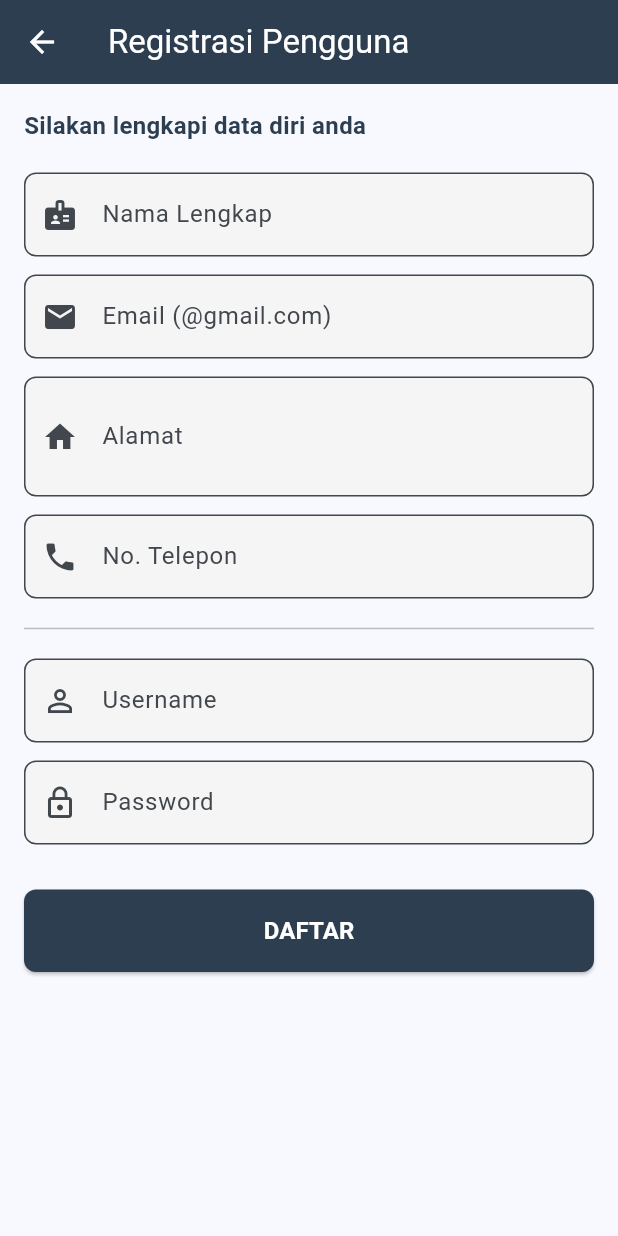
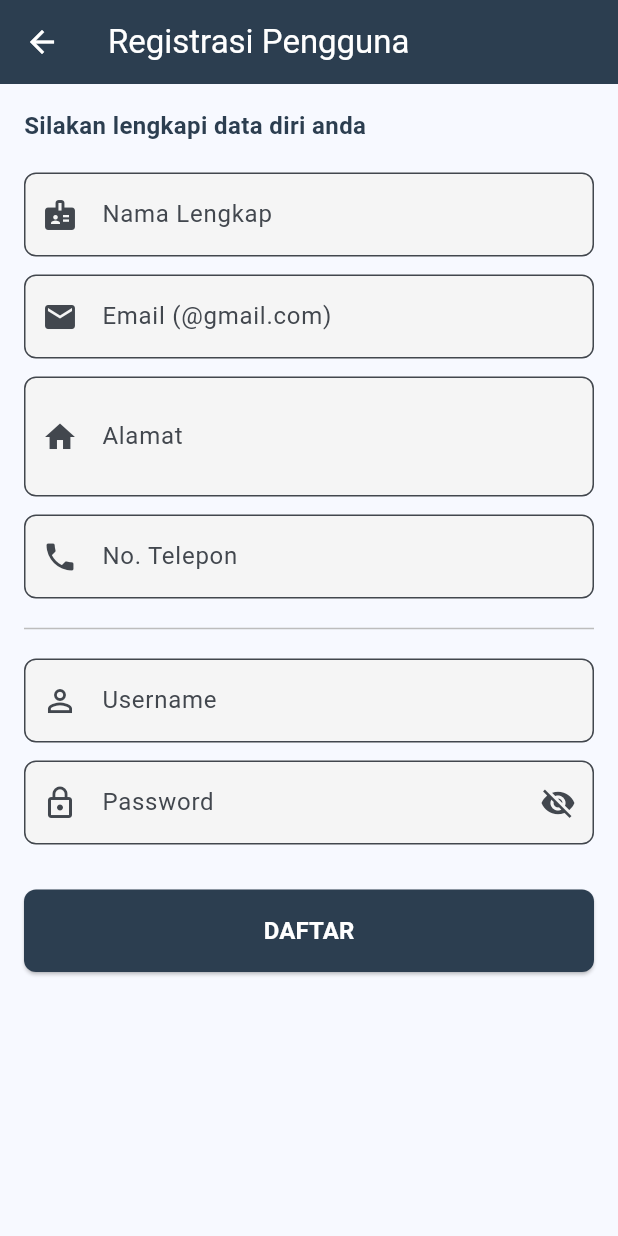
Before and after one commit to RafiiFirdaus/utspam_IF-5B_0024_film, a Flutter app: the screen it shows after launch, after a tap on "Daftar di sini", on a phone screen of 412 x 824 dp. Run offline on Flutter 3.47's test engine with Material 3 defaults, Android fonts, the phone set to English and light mode, and no system bars; our stand-ins replace shared_preferences, sqflite; accounts and stored records are empty.

Commit message:
menambahkan visibility pada form password saat login maupun register, guna mempermudah user dalam menginput password

```diff
--- a/lib/presentation/login_page.dart
+++ b/lib/presentation/login_page.dart
@@ -15,6 +15,7 @@ class _LoginPageState extends State<LoginPage> {
   final TextEditingController _usernameController = TextEditingController();
   final TextEditingController _passwordController = TextEditingController();
   final _formKey = GlobalKey<FormState>();
+  bool _isPasswordVisible = false;
 
   // fungsi login
   void _login() async {
@@ -97,10 +98,22 @@ class _LoginPageState extends State<LoginPage> {
                     // input password
                     TextFormField(
                       controller: _passwordController,
-                      obscureText: true,
-                      decoration: const InputDecoration(
+                      obscureText: !_isPasswordVisible,
+                      decoration: InputDecoration(
                         labelText: 'Password',
-                        prefixIcon: Icon(Icons.lock),
+                        prefixIcon: const Icon(Icons.lock),
+                        suffixIcon: IconButton(
+                          icon: Icon(
+                            _isPasswordVisible
+                                ? Icons.visibility
+                                : Icons.visibility_off,
+                          ),
+                          onPressed: () {
+                            setState(() {
+                              _isPasswordVisible = !_isPasswordVisible;
+                            });
+                          },
+                        ),
                       ),
                       validator: (value) {
                         if (value == null || value.isEmpty) {
--- a/lib/presentation/register_page.dart
+++ b/lib/presentation/register_page.dart
@@ -17,6 +17,7 @@ class _RegisterPageState extends State<RegisterPage> {
   final TextEditingController _phoneController = TextEditingController();
   final TextEditingController _nameController = TextEditingController();
   final TextEditingController _addressController = TextEditingController();
+  bool _isPasswordVisible = false;
 
   void _register() async {
     if (_formKey.currentState!.validate()) {
@@ -154,10 +155,22 @@ class _RegisterPageState extends State<RegisterPage> {
               // password
               TextFormField(
                 controller: _passwordController,
-                obscureText: true,
-                decoration: const InputDecoration(
+                obscureText: !_isPasswordVisible,
+                decoration: InputDecoration(
                   labelText: 'Password',
-                  prefixIcon: Icon(Icons.lock_outline),
+                  prefixIcon: const Icon(Icons.lock_outline),
+                  suffixIcon: IconButton(
+                    icon: Icon(
+                      _isPasswordVisible
+                          ? Icons.visibility
+                          : Icons.visibility_off,
+                    ),
+                    onPressed: () {
+                      setState(() {
+                        _isPasswordVisible = !_isPasswordVisible;
+                      });
+                    },
+                  ),
                 ),
                 validator: (value) {
                   if (value == null || value.isEmpty) return 'Wajib diisi';
```
